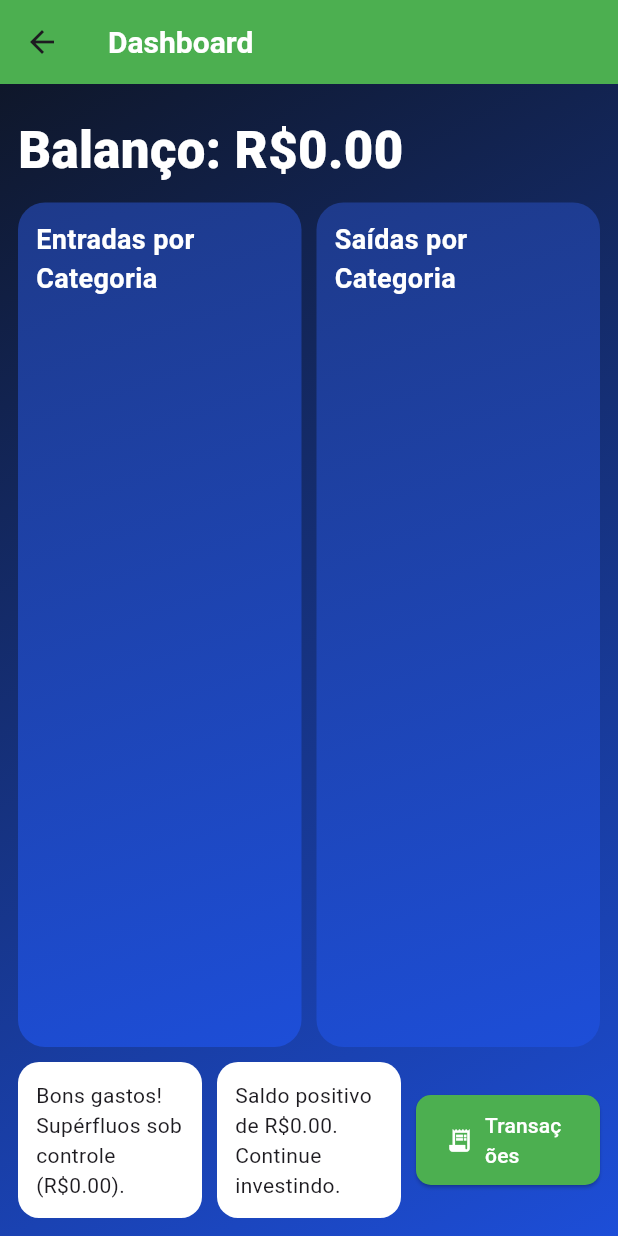
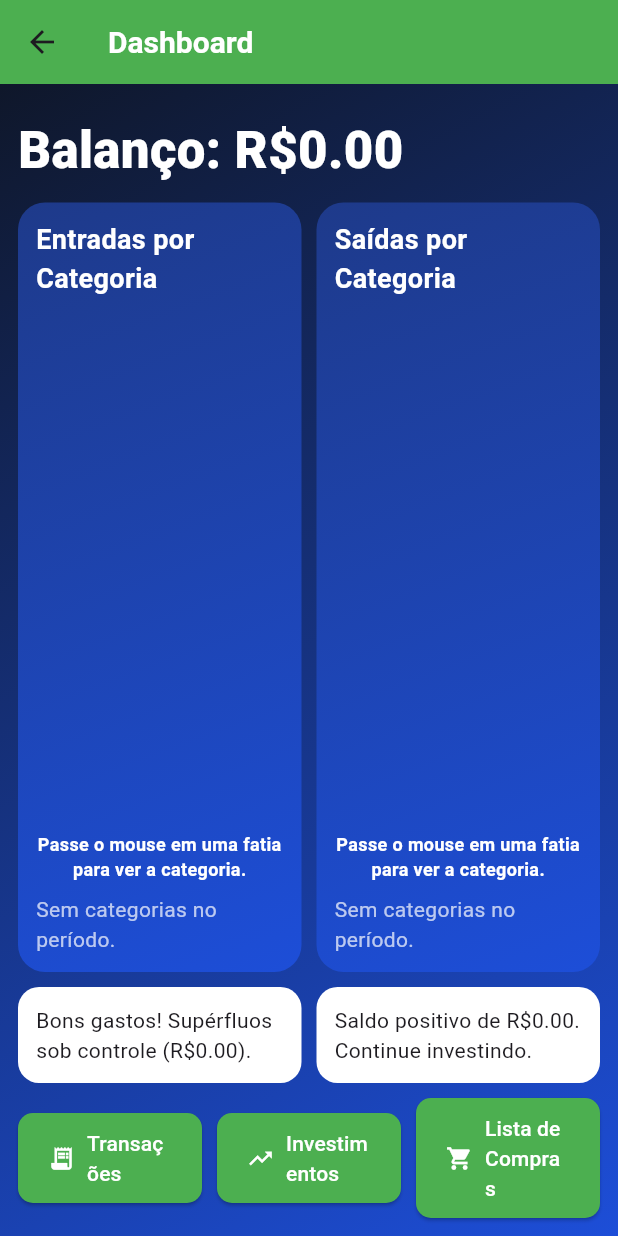
Before and after one commit to devCarlosHenSil/financas-inteligentes, a Flutter app: the DashboardScreen screen opened by its route, on a phone screen of 412 x 824 dp. Run offline on Flutter 3.47's test engine with Material 3 defaults, Android fonts, the phone set to English and light mode, and no system bars; drawn by our look-alikes of fl_chart; our stand-ins replace cloud_firestore, firebase_auth, firebase_core, flutter_masked_text2, logger; accounts and stored records are empty.

Commit message:
Corrige hover de categorias e restaura ações do dashboard

```diff
--- a/lib/screens/dashboard_screen.dart
+++ b/lib/screens/dashboard_screen.dart
@@ -1,6 +1,8 @@
 import 'dart:async';
 
 import 'package:financas_inteligentes/models/transaction_model.dart';
+import 'package:financas_inteligentes/screens/investments_screen.dart';
+import 'package:financas_inteligentes/screens/shopping_list_screen.dart';
 import 'package:financas_inteligentes/screens/transactions_screen.dart';
 import 'package:financas_inteligentes/services/firestore_service.dart';
 import 'package:fl_chart/fl_chart.dart';
@@ -19,6 +21,16 @@ class _CategoryTotal {
 
   final String nome;
   final double valor;
+}
+
+class _CategorySelection {
+  _CategorySelection({
+    required this.item,
+    required this.percent,
+  });
+
+  final _CategoryTotal item;
+  final double percent;
 }
 
 class DashboardScreenState extends State<DashboardScreen> {
@@ -182,6 +194,58 @@ class DashboardScreenState extends State<DashboardScreen> {
     });
   }
 
+  _CategorySelection? _selectedCategory(
+    List<_CategoryTotal> items,
+    int touchedIndex,
+  ) {
+    if (items.isEmpty || touchedIndex < 0 || touchedIndex >= items.length) {
+      return null;
+    }
+
+    final total = items.fold<double>(0, (sum, item) => sum + item.valor);
+    final selectedItem = items[touchedIndex];
+    final percent = total == 0 ? 0 : (selectedItem.valor / total) * 100;
+
+    return _CategorySelection(item: selectedItem, percent: percent);
+  }
+
+  Widget _buildCategoryList(List<_CategoryTotal> items, {required bool isIncome}) {
+    if (items.isEmpty) {
+      return const Text(
+        'Sem categorias no período.',
+        style: TextStyle(color: Colors.white70),
+      );
+    }
+
+    return Wrap(
+      spacing: 12,
+      runSpacing: 8,
+      children: List.generate(items.length, (index) {
+        final item = items[index];
+        final color = _categoryColor(item.nome, isIncome: isIncome, index: index);
+
+        return Row(
+          mainAxisSize: MainAxisSize.min,
+          children: [
+            Container(
+              width: 10,
+              height: 10,
+              decoration: BoxDecoration(
+                color: color,
+                shape: BoxShape.circle,
+              ),
+            ),
+            const SizedBox(width: 6),
+            Text(
+              item.nome,
+              style: const TextStyle(color: Colors.white, fontSize: 12),
+            ),
+          ],
+        );
+      }),
+    );
+  }
+
   Widget _buildPieChart(
     List<_CategoryTotal> items, {
     required bool isIncome,
@@ -224,6 +288,7 @@ class DashboardScreenState extends State<DashboardScreen> {
 
     final touchedIndex =
         isIncome ? _touchedIncomeIndex : _touchedExpenseIndex;
+    final selection = _selectedCategory(items, touchedIndex);
 
     return Container(
       decoration: BoxDecoration(
@@ -254,6 +319,20 @@ class DashboardScreenState extends State<DashboardScreen> {
                 touchedIndex: touchedIndex,
               ),
             ),
+            const SizedBox(height: 8),
+            Text(
+              selection == null
+                  ? 'Passe o mouse em uma fatia para ver a categoria.'
+                  : '${selection.item.nome} • ${_currencyFormatter.format(selection.item.valor)} (${selection.percent.toStringAsFixed(1)}%)',
+              textAlign: TextAlign.center,
+              style: const TextStyle(
+                color: Colors.white,
+                fontSize: 12,
+                fontWeight: FontWeight.w600,
+              ),
+            ),
+            const SizedBox(height: 8),
+            _buildCategoryList(items, isIncome: isIncome),
           ],
         ),
       ),
@@ -267,7 +346,9 @@ class DashboardScreenState extends State<DashboardScreen> {
         ? 'Saldo positivo de ${_currencyFormatter.format(saldo)}. Continue investindo.'
         : 'Saldo negativo de ${_currencyFormatter.format(saldo)}. Ajuste gastos.';
 
-    return Row(
+    return Column(
+      children: [
+        Row(
           children: [
             Expanded(
               child: Container(
@@ -290,7 +371,11 @@ class DashboardScreenState extends State<DashboardScreen> {
                 child: Text(sugestao),
               ),
             ),
-        const SizedBox(width: 10),
+          ],
+        ),
+        const SizedBox(height: 10),
+        Row(
+          children: [
             Expanded(
               child: ElevatedButton.icon(
                 onPressed: () {
@@ -304,6 +389,38 @@ class DashboardScreenState extends State<DashboardScreen> {
                 icon: const Icon(Icons.receipt_long),
                 label: const Text('Transações'),
               ),
+            ),
+            const SizedBox(width: 10),
+            Expanded(
+              child: ElevatedButton.icon(
+                onPressed: () {
+                  Navigator.push(
+                    context,
+                    MaterialPageRoute(
+                      builder: (_) => const InvestmentsScreen(),
+                    ),
+                  );
+                },
+                icon: const Icon(Icons.trending_up),
+                label: const Text('Investimentos'),
+              ),
+            ),
+            const SizedBox(width: 10),
+            Expanded(
+              child: ElevatedButton.icon(
+                onPressed: () {
+                  Navigator.push(
+                    context,
+                    MaterialPageRoute(
+                      builder: (_) => const ShoppingListScreen(),
+                    ),
+                  );
+                },
+                icon: const Icon(Icons.shopping_cart),
+                label: const Text('Lista de Compras'),
+              ),
+            ),
+          ],
         ),
       ],
     );
```
Lines whose indentation alone changed are shown as unchanged.
